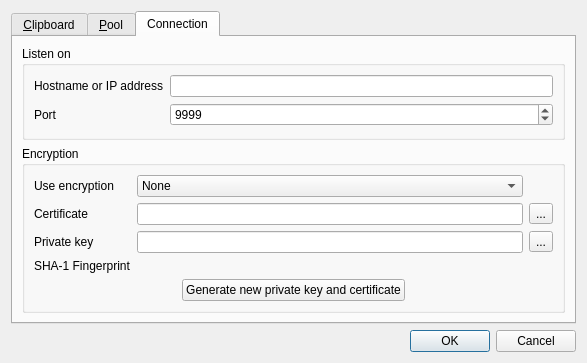
Qt form haveclip-desktop/src/SettingsDialog.ui (aither64/haveclip-desktop) before a commit.
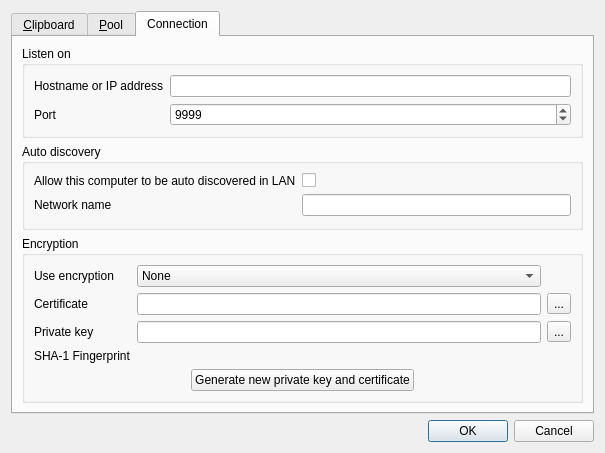
The same form after that commit. The open tabs and pages were chosen to show the change. Icons and pictures are not drawn.

Commit message: Settings: add options for auto discovery

Patch:
```diff
--- a/haveclip-desktop/src/SettingsDialog.ui
+++ b/haveclip-desktop/src/SettingsDialog.ui
@@ -6,8 +6,8 @@
    <rect>
     <x>0</x>
     <y>0</y>
-    <width>587</width>
-    <height>359</height>
+    <width>605</width>
+    <height>449</height>
    </rect>
   </property>
   <property name="windowTitle">
@@ -216,6 +216,38 @@
          </layout>
         </widget>
        </item>
+       <item>
+        <widget class="QGroupBox" name="groupBox_2">
+         <property name="title">
+          <string>Auto discovery</string>
+         </property>
+         <layout class="QFormLayout" name="formLayout_3">
+          <property name="fieldGrowthPolicy">
+           <enum>QFormLayout::AllNonFixedFieldsGrow</enum>
+          </property>
+          <item row="0" column="0">
+           <widget class="QLabel" name="allowDiscoveryLabel">
+            <property name="text">
+             <string>Allow this computer to be auto discovered in LAN</string>
+            </property>
+           </widget>
+          </item>
+          <item row="0" column="1">
+           <widget class="QCheckBox" name="allowDiscoveryCheckBox"/>
+          </item>
+          <item row="1" column="0">
+           <widget class="QLabel" name="networkNameLabel">
+            <property name="text">
+             <string>Network name</string>
+            </property>
+           </widget>
+          </item>
+          <item row="1" column="1">
+           <widget class="QLineEdit" name="networkNameLineEdit"/>
+          </item>
+         </layout>
+        </widget>
+       </item>
        <item>
         <widget class="QGroupBox" name="groupBox_3">
          <property name="title">
```
The commit also changes 3 other files.
